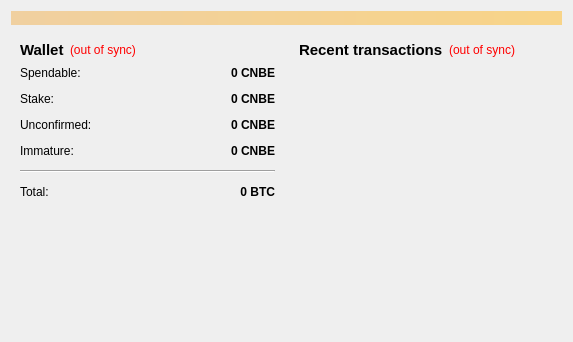
Above: src/qt/forms/overviewpage.ui from coin-be/core before the change. Below: the same form after it.
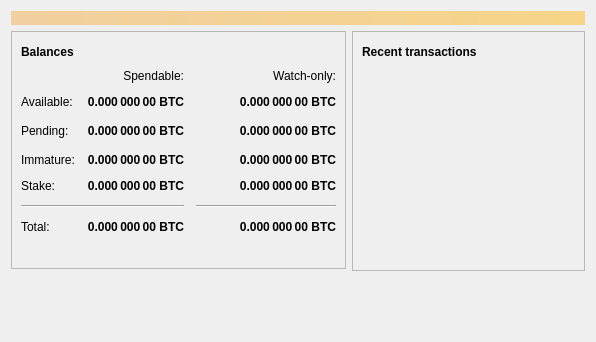
That is the form after the change. Icons and pictures are not drawn.

What changed in the file:
```diff
--- a/src/qt/forms/overviewpage.ui
+++ b/src/qt/forms/overviewpage.ui
@@ -6,7 +6,7 @@
    <rect>
     <x>0</x>
     <y>0</y>
-    <width>573</width>
+    <width>596</width>
     <height>342</height>
    </rect>
   </property>
@@ -20,8 +20,7 @@
       <bool>false</bool>
      </property>
      <property name="styleSheet">
-      <string notr="true">background-color: qlineargradient(x1: 0, y1: 0, x2: 1, y2: 0, stop:0 #F0D0A0, stop:1 #F8D488);  color:#000000
-</string>
+      <string notr="true">QLabel { background-color: qlineargradient(x1: 0, y1: 0, x2: 1, y2: 0, stop:0 #F0D0A0, stop:1 #F8D488); color:#000000; }</string>
      </property>
      <property name="wordWrap">
       <bool>true</bool>
@@ -36,7 +35,13 @@
      <item>
       <layout class="QVBoxLayout" name="verticalLayout_2">
        <item>
-        <widget class="QWidget" name="widget" native="true">
+        <widget class="QFrame" name="frame">
+         <property name="frameShape">
+          <enum>QFrame::StyledPanel</enum>
+         </property>
+         <property name="frameShadow">
+          <enum>QFrame::Raised</enum>
+         </property>
          <layout class="QVBoxLayout" name="verticalLayout_4">
           <item>
            <layout class="QHBoxLayout" name="horizontalLayout_4">
@@ -44,34 +49,50 @@
              <widget class="QLabel" name="label_5">
               <property name="font">
                <font>
-                <pointsize>11</pointsize>
                 <weight>75</weight>
                 <bold>true</bold>
                </font>
               </property>
               <property name="text">
-               <string>Wallet</string>
+               <string>Balances</string>
               </property>
              </widget>
             </item>
             <item>
-             <widget class="QLabel" name="labelWalletStatus">
+             <widget class="QPushButton" name="labelWalletStatus">
+              <property name="enabled">
+               <bool>true</bool>
+              </property>
+              <property name="maximumSize">
+               <size>
+                <width>30</width>
+                <height>16777215</height>
+               </size>
+              </property>
               <property name="toolTip">
-               <string>The displayed information may be out of date. Your wallet automatically synchronizes with the CoinBe network after a connection is established, but this process has not completed yet.</string>
-              </property>
-              <property name="styleSheet">
-               <string notr="true">QLabel { color: red; }</string>
+               <string>The displayed information may be out of date. Your wallet automatically synchronizes with the Bitcoin network after a connection is established, but this process has not completed yet.</string>
               </property>
               <property name="text">
-               <string notr="true">(out of sync)</string>
+               <string/>
               </property>
-              <property name="alignment">
-               <set>Qt::AlignLeading|Qt::AlignLeft|Qt::AlignVCenter</set>
+              <property name="icon">
+               <iconset resource="../bitcoin.qrc">
+                <normaloff>:/icons/warning</normaloff>
+                <disabledoff>:/icons/warning</disabledoff>:/icons/warning</iconset>
+              </property>
+              <property name="iconSize">
+               <size>
+                <width>24</width>
+                <height>24</height>
+               </size>
+              </property>
+              <property name="flat">
+               <bool>true</bool>
               </property>
              </widget>
             </item>
             <item>
-             <spacer name="horizontalSpacer_2">
+             <spacer name="horizontalSpacer_3">
               <property name="orientation">
                <enum>Qt::Horizontal</enum>
               </property>
@@ -86,25 +107,12 @@
            </layout>
           </item>
           <item>
-           <layout class="QFormLayout" name="formLayout_2">
-            <property name="fieldGrowthPolicy">
-             <enum>QFormLayout::AllNonFixedFieldsGrow</enum>
-            </property>
-            <property name="horizontalSpacing">
+           <layout class="QGridLayout" name="gridLayout">
+            <property name="spacing">
              <number>12</number>
             </property>
-            <property name="verticalSpacing">
-             <number>12</number>
-            </property>
-            <item row="0" column="0">
-             <widget class="QLabel" name="label">
-              <property name="text">
-               <string>Spendable:</string>
-              </property>
-             </widget>
-            </item>
-            <item row="0" column="1">
-             <widget class="QLabel" name="labelBalance">
+            <item row="2" column="2">
+             <widget class="QLabel" name="labelWatchPending">
               <property name="font">
                <font>
                 <weight>75</weight>
@@ -118,7 +126,7 @@
                <string>Your current spendable balance</string>
               </property>
               <property name="text">
-               <string notr="true">0 CNBE</string>
+               <string notr="true">0.000 000 00 BTC</string>
               </property>
               <property name="alignment">
                <set>Qt::AlignRight|Qt::AlignTrailing|Qt::AlignVCenter</set>
@@ -128,45 +136,6 @@
               </property>
              </widget>
             </item>
-            <item row="1" column="0">
-             <widget class="QLabel" name="label_6">
-              <property name="text">
-               <string>Stake:</string>
-              </property>
-             </widget>
-            </item>
-            <item row="1" column="1">
-             <widget class="QLabel" name="labelStake">
-              <property name="font">
-               <font>
-                <weight>75</weight>
-                <bold>true</bold>
-               </font>
-              </property>
-              <property name="cursor">
-               <cursorShape>IBeamCursor</cursorShape>
-              </property>
-              <property name="toolTip">
-               <string>Total of coins that was staked, and do not yet count toward the current balance</string>
-              </property>
-              <property name="text">
-               <string notr="true">0 CNBE</string>
-              </property>
-              <property name="alignment">
-               <set>Qt::AlignRight|Qt::AlignTrailing|Qt::AlignVCenter</set>
-              </property>
-              <property name="textInteractionFlags">
-               <set>Qt::LinksAccessibleByMouse|Qt::TextSelectableByKeyboard|Qt::TextSelectableByMouse</set>
-              </property>
-             </widget>
-            </item>
-            <item row="2" column="0">
-             <widget class="QLabel" name="label_3">
-              <property name="text">
-               <string>Unconfirmed:</string>
-              </property>
-             </widget>
-            </item>
             <item row="2" column="1">
              <widget class="QLabel" name="labelUnconfirmed">
               <property name="font">
@@ -182,7 +151,7 @@
                <string>Total of transactions that have yet to be confirmed, and do not yet count toward the current balance</string>
               </property>
               <property name="text">
-               <string notr="true">0 CNBE</string>
+               <string notr="true">0.000 000 00 BTC</string>
               </property>
               <property name="alignment">
                <set>Qt::AlignRight|Qt::AlignTrailing|Qt::AlignVCenter</set>
@@ -192,15 +161,8 @@
               </property>
              </widget>
             </item>
-            <item row="3" column="0">
-             <widget class="QLabel" name="labelImmatureText">
-              <property name="text">
-               <string>Immature:</string>
-              </property>
-             </widget>
-            </item>
-            <item row="3" column="1">
-             <widget class="QLabel" name="labelImmature">
+            <item row="3" column="2">
+             <widget class="QLabel" name="labelWatchImmature">
               <property name="font">
                <font>
                 <weight>75</weight>
@@ -211,7 +173,7 @@
                <string>Mined balance that has not yet matured</string>
               </property>
               <property name="text">
-               <string notr="true">0 CNBE</string>
+               <string notr="true">0.000 000 00 BTC</string>
               </property>
               <property name="alignment">
                <set>Qt::AlignRight|Qt::AlignTrailing|Qt::AlignVCenter</set>
@@ -221,21 +183,85 @@
               </property>
              </widget>
             </item>
-            <item row="4" column="0" colspan="2">
+            <item row="5" column="0" colspan="2">
              <widget class="Line" name="line">
               <property name="orientation">
                <enum>Qt::Horizontal</enum>
               </property>
              </widget>
             </item>
-            <item row="5" column="0">
+            <item row="5" column="2">
+             <widget class="Line" name="lineWatchBalance">
+              <property name="sizePolicy">
+               <sizepolicy hsizetype="Preferred" vsizetype="Fixed">
+                <horstretch>0</horstretch>
+                <verstretch>0</verstretch>
+               </sizepolicy>
+              </property>
+              <property name="minimumSize">
+               <size>
+                <width>140</width>
+                <height>0</height>
+               </size>
+              </property>
+              <property name="orientation">
+               <enum>Qt::Horizontal</enum>
+              </property>
+             </widget>
+            </item>
+            <item row="6" column="0">
              <widget class="QLabel" name="labelTotalText">
               <property name="text">
                <string>Total:</string>
               </property>
              </widget>
             </item>
-            <item row="5" column="1">
+            <item row="3" column="1">
+             <widget class="QLabel" name="labelImmature">
+              <property name="font">
+               <font>
+                <weight>75</weight>
+                <bold>true</bold>
+               </font>
+              </property>
+              <property name="cursor">
+               <cursorShape>IBeamCursor</cursorShape>
+              </property>
+              <property name="toolTip">
+               <string>Mined balance that has not yet matured</string>
+              </property>
+              <property name="text">
+               <string notr="true">0.000 000 00 BTC</string>
+              </property>
+              <property name="alignment">
+               <set>Qt::AlignRight|Qt::AlignTrailing|Qt::AlignVCenter</set>
+              </property>
+              <property name="textInteractionFlags">
+               <set>Qt::LinksAccessibleByMouse|Qt::TextSelectableByKeyboard|Qt::TextSelectableByMouse</set>
+              </property>
+             </widget>
+            </item>
+            <item row="2" column="3">
+             <spacer name="horizontalSpacer_2">
+              <property name="orientation">
+               <enum>Qt::Horizontal</enum>
+              </property>
+              <property name="sizeHint" stdset="0">
+               <size>
+                <width>40</width>
+                <height>20</height>
+               </size>
+              </property>
+             </spacer>
+            </item>
+            <item row="3" column="0">
+             <widget class="QLabel" name="labelImmatureText">
+              <property name="text">
+               <string>Immature:</string>
+              </property>
+             </widget>
+            </item>
+            <item row="6" column="1">
              <widget class="QLabel" name="labelTotal">
               <property name="font">
                <font>
@@ -250,7 +276,7 @@
                <string>Your current total balance</string>
               </property>
               <property name="text">
-               <string notr="true">0 BTC</string>
+               <string notr="true">0.000 000 00 BTC</string>
               </property>
               <property name="alignment">
                <set>Qt::AlignRight|Qt::AlignTrailing|Qt::AlignVCenter</set>
@@ -260,8 +286,191 @@
               </property>
              </widget>
             </item>
+            <item row="6" column="2">
+             <widget class="QLabel" name="labelWatchTotal">
+              <property name="font">
+               <font>
+                <weight>75</weight>
+                <bold>true</bold>
+               </font>
+              </property>
+              <property name="cursor">
+               <cursorShape>IBeamCursor</cursorShape>
+              </property>
+              <property name="toolTip">
+               <string>Current total balance in watch-only addresses</string>
+              </property>
+              <property name="text">
+               <string notr="true">0.000 000 00 BTC</string>
+              </property>
+              <property name="alignment">
+               <set>Qt::AlignRight|Qt::AlignTrailing|Qt::AlignVCenter</set>
+              </property>
+              <property name="textInteractionFlags">
+               <set>Qt::LinksAccessibleByMouse|Qt::TextSelectableByKeyboard|Qt::TextSelectableByMouse</set>
+              </property>
+             </widget>
+            </item>
+            <item row="0" column="2">
+             <widget class="QLabel" name="labelWatchonly">
+              <property name="text">
+               <string>Watch-only:</string>
+              </property>
+              <property name="alignment">
+               <set>Qt::AlignRight|Qt::AlignTrailing|Qt::AlignVCenter</set>
+              </property>
+             </widget>
+            </item>
+            <item row="1" column="0">
+             <widget class="QLabel" name="labelBalanceText">
+              <property name="text">
+               <string>Available:</string>
+              </property>
+             </widget>
+            </item>
+            <item row="1" column="1">
+             <widget class="QLabel" name="labelBalance">
+              <property name="font">
+               <font>
+                <weight>75</weight>
+                <bold>true</bold>
+               </font>
+              </property>
+              <property name="cursor">
+               <cursorShape>IBeamCursor</cursorShape>
+              </property>
+              <property name="toolTip">
+               <string>Your current spendable balance</string>
+              </property>
+              <property name="text">
+               <string notr="true">0.000 000 00 BTC</string>
+              </property>
+              <property name="alignment">
+               <set>Qt::AlignRight|Qt::AlignTrailing|Qt::AlignVCenter</set>
+              </property>
+              <property name="textInteractionFlags">
+               <set>Qt::LinksAccessibleByMouse|Qt::TextSelectableByKeyboard|Qt::TextSelectableByMouse</set>
+              </property>
+             </widget>
+            </item>
+            <item row="1" column="2">
+             <widget class="QLabel" name="labelWatchAvailable">
+              <property name="font">
+               <font>
+                <weight>75</weight>
+                <bold>true</bold>
+               </font>
+              </property>
+              <property name="cursor">
+               <cursorShape>IBeamCursor</cursorShape>
+              </property>
+              <property name="toolTip">
+               <string>Your current balance in watch-only addresses</string>
+              </property>
+              <property name="text">
+               <string notr="true">0.000 000 00 BTC</string>
+              </property>
+              <property name="alignment">
+               <set>Qt::AlignRight|Qt::AlignTrailing|Qt::AlignVCenter</set>
+              </property>
+              <property name="textInteractionFlags">
+               <set>Qt::LinksAccessibleByMouse|Qt::TextSelectableByKeyboard|Qt::TextSelectableByMouse</set>
+              </property>
+             </widget>
+            </item>
+            <item row="2" column="0">
+             <widget class="QLabel" name="labelPendingText">
+              <property name="text">
+               <string>Pending:</string>
+              </property>
+             </widget>
+            </item>
+            <item row="0" column="1">
+             <widget class="QLabel" name="labelSpendable">
+              <property name="text">
+               <string>Spendable:</string>
+              </property>
+              <property name="alignment">
+               <set>Qt::AlignRight|Qt::AlignTrailing|Qt::AlignVCenter</set>
+              </property>
+             </widget>
+            </item>
+            <item row="4" column="0">
+             <widget class="QLabel" name="labelStakeText">
+              <property name="text">
+               <string>Stake:</string>
+              </property>
+             </widget>
+            </item>
+            <item row="4" column="1">
+             <widget class="QLabel" name="labelStake">
+              <property name="font">
+               <font>
+                <weight>75</weight>
+                <bold>true</bold>
+               </font>
+              </property>
+              <property name="text">
+               <string>0.000 000 00 BTC</string>
+              </property>
+              <property name="alignment">
+               <set>Qt::AlignRight|Qt::AlignTrailing|Qt::AlignVCenter</set>
+              </property>
+              <property name="textInteractionFlags">
+               <set>Qt::LinksAccessibleByMouse|Qt::TextSelectableByKeyboard|Qt::TextSelectableByMouse</set>
+              </property>
+             </widget>
+            </item>
+            <item row="4" column="2">
+             <widget class="QLabel" name="labelWatchStake">
+              <property name="font">
+               <font>
+                <weight>75</weight>
+                <bold>true</bold>
+               </font>
+              </property>
+              <property name="text">
+               <string>0.000 000 00 BTC</string>
+              </property>
+              <property name="alignment">
+               <set>Qt::AlignRight|Qt::AlignTrailing|Qt::AlignVCenter</set>
+              </property>
+              <property name="textInteractionFlags">
+               <set>Qt::LinksAccessibleByMouse|Qt::TextSelectableByKeyboard|Qt::TextSelectableByMouse</set>
+              </property>
+             </widget>
+            </item>
+            <item row="2" column="3">
+             <spacer name="horizontalSpacer_21">
+              <property name="orientation">
+               <enum>Qt::Horizontal</enum>
+              </property>
+              <property name="sizeHint" stdset="0">
+               <size>
+                <width>40</width>
+                <height>20</height>
+               </size>
+              </property>
+             </spacer>
+            </item>
            </layout>
           </item>
+          <item>
+           <spacer name="verticalSpacer_3">
+            <property name="orientation">
+             <enum>Qt::Vertical</enum>
+            </property>
+            <property name="sizeType">
+             <enum>QSizePolicy::Fixed</enum>
+            </property>
+            <property name="sizeHint" stdset="0">
+             <size>
+              <width>20</width>
+              <height>25</height>
+             </size>
+            </property>
+           </spacer>
+          </item>
          </layout>
         </widget>
        </item>
@@ -283,7 +492,13 @@
      <item>
       <layout class="QVBoxLayout" name="verticalLayout_3">
        <item>
-        <widget class="QWidget" name="widget_2" native="true">
+        <widget class="QFrame" name="frame_2">
+         <property name="frameShape">
+          <enum>QFrame::StyledPanel</enum>
+         </property>
+         <property name="frameShadow">
+          <enum>QFrame::Raised</enum>
+         </property>
          <layout class="QVBoxLayout" name="verticalLayout">
           <item>
            <layout class="QHBoxLayout" name="horizontalLayout_2">
@@ -291,29 +506,45 @@
              <widget class="QLabel" name="label_4">
               <property name="font">
                <font>
-                <pointsize>11</pointsize>
                 <weight>75</weight>
                 <bold>true</bold>
                </font>
               </property>
               <property name="text">
-               <string>&lt;b&gt;Recent transactions&lt;/b&gt;</string>
+               <string>Recent transactions</string>
               </property>
              </widget>
             </item>
             <item>
-             <widget class="QLabel" name="labelTransactionsStatus">
+             <widget class="QPushButton" name="labelTransactionsStatus">
+              <property name="enabled">
+               <bool>true</bool>
+              </property>
+              <property name="maximumSize">
+               <size>
+                <width>30</width>
+                <height>16777215</height>
+               </size>
+              </property>
               <property name="toolTip">
-               <string>The displayed information may be out of date. Your wallet automatically synchronizes with the CoinBe network after a connection is established, but this process has not completed yet.</string>
-              </property>
-              <property name="styleSheet">
-               <string notr="true">QLabel { color: red; }</string>
+               <string>The displayed information may be out of date. Your wallet automatically synchronizes with the Bitcoin network after a connection is established, but this process has not completed yet.</string>
               </property>
               <property name="text">
-               <string notr="true">(out of sync)</string>
+               <string/>
               </property>
-              <property name="alignment">
-               <set>Qt::AlignRight|Qt::AlignTrailing|Qt::AlignVCenter</set>
+              <property name="icon">
+               <iconset resource="../bitcoin.qrc">
+                <normaloff>:/icons/warning</normaloff>
+                <disabledoff>:/icons/warning</disabledoff>:/icons/warning</iconset>
+              </property>
+              <property name="iconSize">
+               <size>
+                <width>24</width>
+                <height>24</height>
+               </size>
+              </property>
+              <property name="flat">
+               <bool>true</bool>
               </property>
              </widget>
             </item>
@@ -354,6 +585,19 @@
          </layout>
         </widget>
        </item>
+       <item>
+        <spacer name="verticalSpacer_2">
+         <property name="orientation">
+          <enum>Qt::Vertical</enum>
+         </property>
+         <property name="sizeHint" stdset="0">
+          <size>
+           <width>20</width>
+           <height>40</height>
+          </size>
+         </property>
+        </spacer>
+       </item>
       </layout>
      </item>
     </layout>
```
Left out of the diff: 12 changed lines with no effect on the pictures.
